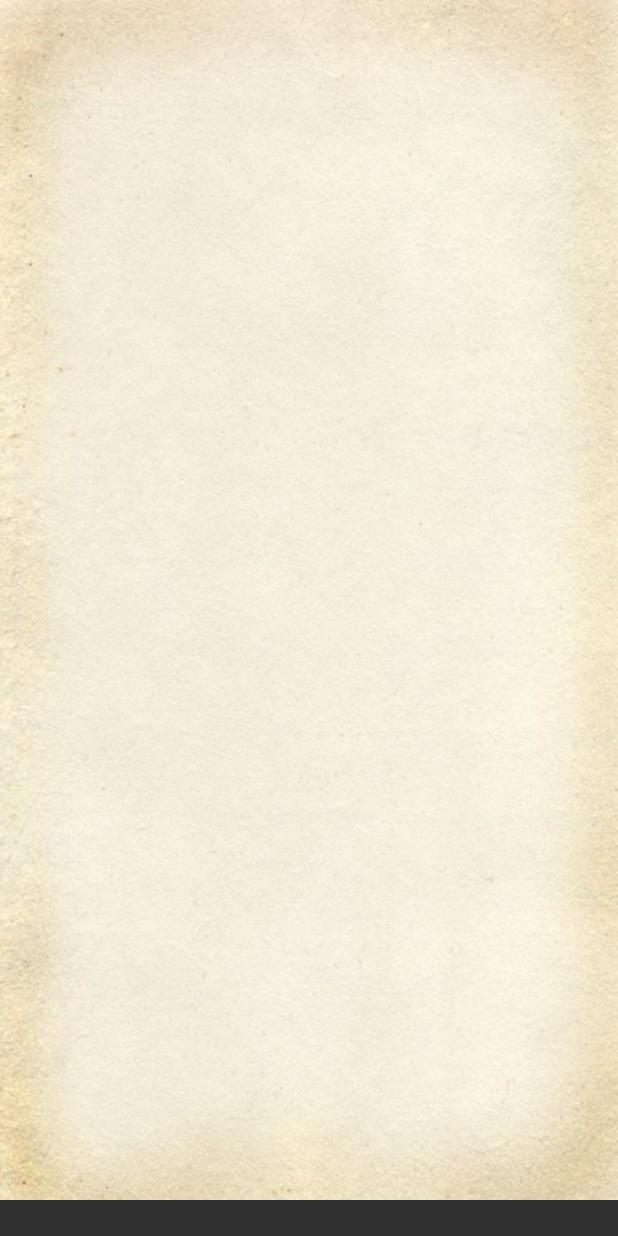
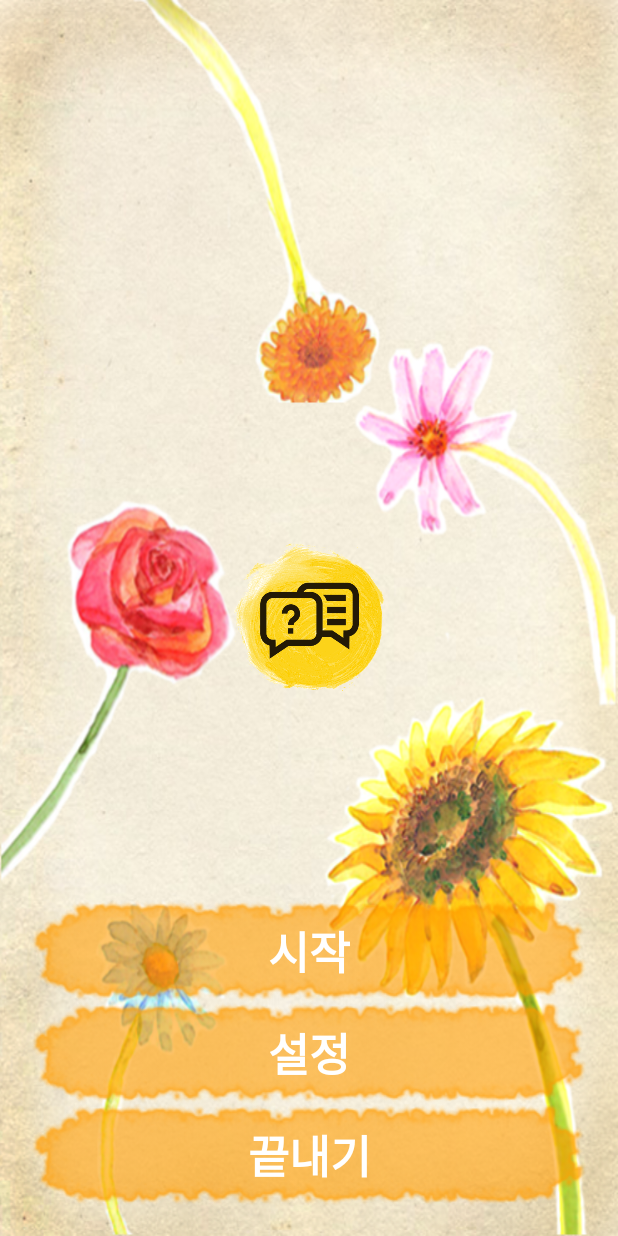
Before and after one commit to skypotato/LoveorNot_2.0, an Android app: the layout activity_main.xml on its own in the app's theme, with its tools: preview values and no code run, on a phone screen of 412 x 824 dp. Run offline under Robolectric (Android 15) with nearby library versions, the phone set to English and light mode, and no system bars; Roboto replaces fonts that are not available here.

Commit message:
i)  MainActivity UI 구성 ii) Animation 효과 완료

```diff
--- a/app/src/main/res/anim/spreadout.xml
+++ b/app/src/main/res/anim/spreadout.xml
@@ -7,8 +7,8 @@
         android:toAlpha="1.0" />
     <scale xmlns:android="http://schemas.android.com/apk/res/android"
         android:duration="3000"
-        android:fromXScale="0.3"
-        android:fromYScale="0.3"
+        android:fromXScale="0.7"
+        android:fromYScale="0.7"
         android:toXScale="1.0"
         android:toYScale="1.0"
         android:pivotX="50%"
--- a/app/src/main/res/layout/activity_intro.xml
+++ b/app/src/main/res/layout/activity_intro.xml
@@ -14,10 +14,6 @@
         tools:layout_editor_absoluteX="0dp"
         tools:layout_editor_absoluteY="0dp">
 
-        <LinearLayout
-            android:layout_width="match_parent"
-            android:layout_height="wrap_content"
-            android:orientation="vertical">
 
             <LinearLayout
                 android:layout_width="match_parent"
@@ -26,7 +22,6 @@
                 android:background="@drawable/background_text_pink"
                 android:orientation="vertical"
                 android:padding="30sp">
-
                     <TextView
                         android:id="@+id/edtTitle"
                         android:layout_width="match_parent"
@@ -78,5 +73,4 @@
                     android:textColor="#FCBBB8" />
             </LinearLayout>
         </LinearLayout>
-    </LinearLayout>
 </android.support.constraint.ConstraintLayout>
--- a/app/src/main/res/layout/activity_main.xml
+++ b/app/src/main/res/layout/activity_main.xml
@@ -1,15 +1,56 @@
 <?xml version="1.0" encoding="utf-8"?>
 <android.support.constraint.ConstraintLayout xmlns:android="http://schemas.android.com/apk/res/android"
-    xmlns:app="http://schemas.android.com/apk/res-auto"
     xmlns:tools="http://schemas.android.com/tools"
     android:layout_width="match_parent"
     android:layout_height="match_parent"
     tools:context="org.skypotato.love_or_not.MainActivity">
 
-    <LinearLayout
+    <RelativeLayout
         android:layout_width="wrap_content"
         android:layout_height="wrap_content"
-        android:background="@drawable/background"
-        android:orientation="horizontal">
-    </LinearLayout>
+        android:background="@drawable/background_main">
+        <LinearLayout
+            android:layout_width="match_parent"
+            android:layout_height="wrap_content"
+            android:orientation="vertical"
+            android:padding="20sp"
+            android:layout_alignParentBottom="true"
+            android:layout_alignParentStart="true">
+            <Button
+                android:id="@+id/btStart"
+                android:background="@drawable/background_text_brown"
+                android:layout_width="match_parent"
+                android:layout_height="wrap_content"
+                android:textSize="30sp"
+                android:textStyle="bold"
+                android:text="@string/start"/>
+
+            <Button
+                android:id="@+id/btSetting"
+                android:background="@drawable/background_text_brown"
+                android:layout_width="match_parent"
+                android:layout_height="wrap_content"
+                android:textSize="30sp"
+                android:textStyle="bold"
+                android:text="@string/setting" />
+
+            <Button
+                android:id="@+id/btEnd"
+                android:background="@drawable/background_text_brown"
+                android:layout_width="match_parent"
+                android:layout_height="wrap_content"
+                android:textSize="30sp"
+                android:textStyle="bold"
+                android:text="@string/end" />
+        </LinearLayout>
+
+        <Button
+            android:id="@+id/button6"
+            android:background="@drawable/helpicon"
+            android:layout_width="100sp"
+            android:layout_height="100sp"
+            android:layout_centerHorizontal="true"
+            android:layout_centerVertical="true" />
+
+    </RelativeLayout>
 </android.support.constraint.ConstraintLayout>
--- a/app/src/main/res/values/strings.xml
+++ b/app/src/main/res/values/strings.xml
@@ -3,5 +3,8 @@
     <string name="sub_app_name">(Flower Fortune-Telling)</string>
     <string name="developer">SkyPotato</string>
     <string name="designer">GreenMemory</string>
+    <string name="start">시작</string>
+    <string name="setting">설정</string>
+    <string name="end">끝내기</string>
     <string name="and">&amp;</string>
 </resources>
```
Also changed, not shown: app/src/main/java/org/skypotato/love_or_not/IntroActivity.java (+17 -51 lines), app/src/main/java/org/skypotato/love_or_not/MainActivity.java (+47 -0 lines), app/src/main/java/org/skypotato/love_or_not/SettingActivity.java (added, +22 -0 lines), app/src/main/res/anim/faidin.xml (deleted, +0 -8 lines), app/src/main/res/layout/activity_setting.xml (added, +8 -0 lines), app/src/main/res/drawable/background_main.png (added), app/src/main/res/drawable/background_text_brown.png (added), app/src/main/res/drawable/helpicon.png (added). Lines whose indentation alone changed are shown as unchanged.
